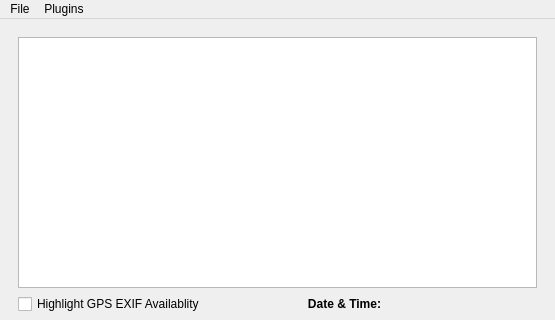
Above: easygeotagger/src/ui/egtmainwindowgui.ui from alexbruy/EasyGeoTagger before the change; both pictures show x 0 to 555 and y 0 to 320 of the 555 by 653 pixel window. Below: the same form after it.
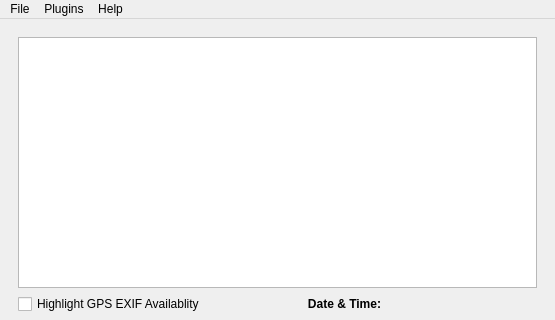
That is the form after the change. Icons and pictures are not drawn.

Commit message: -Worked on api_doc -Added an about menu to the main window -Cleanuped up some comments -Forced the main shared lib to be rebuild on each make, about as annoying as the python build loops

Patch:
```diff
--- a/easygeotagger/src/ui/egtmainwindowgui.ui
+++ b/easygeotagger/src/ui/egtmainwindowgui.ui
@@ -208,8 +208,15 @@
     </widget>
     <addaction name="menuLoad"/>
    </widget>
+   <widget class="QMenu" name="menuAbout">
+    <property name="title">
+     <string>Help</string>
+    </property>
+    <addaction name="actionAbout"/>
+   </widget>
    <addaction name="menuFile"/>
    <addaction name="menuPlugins"/>
+   <addaction name="menuAbout"/>
   </widget>
   <action name="actionExit">
    <property name="icon">
```
Left out of the diff: 9 changed lines with no effect on the pictures. The commit also changes 27 other files.
